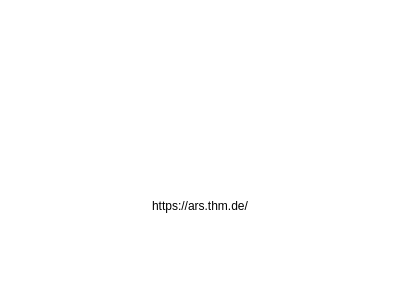
This is src/ui/qrcodewidget.ui in thm-projects/arsnova-overlay as Qt 5 draws it before an edit. The edited form follows.
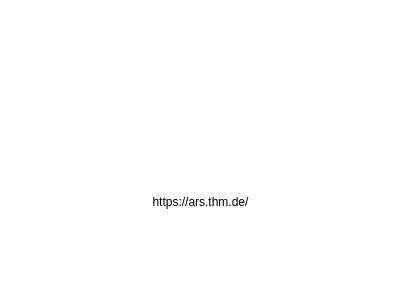
This is the edited form.

What changed in the file:
```diff
--- a/src/ui/qrcodewidget.ui
+++ b/src/ui/qrcodewidget.ui
@@ -19,12 +19,7 @@
 }</string>
   </property>
   <layout class="QGridLayout" name="gridLayout">
-   <property name="margin">
-    <number>0</number>
-   </property>
    <item row="0" column="0">
-    <layout class="QVBoxLayout" name="verticalLayout">
-     <item>
       <spacer name="verticalSpacer">
        <property name="orientation">
         <enum>Qt::Vertical</enum>
@@ -32,12 +27,12 @@
        <property name="sizeHint" stdset="0">
         <size>
          <width>20</width>
-         <height>40</height>
+       <height>74</height>
         </size>
        </property>
       </spacer>
      </item>
-     <item>
+   <item row="1" column="0">
       <layout class="QHBoxLayout" name="horizontalLayout">
        <item>
         <spacer name="horizontalSpacer">
@@ -74,7 +69,7 @@
        </item>
       </layout>
      </item>
-     <item>
+   <item row="2" column="0">
       <spacer name="verticalSpacer_2">
        <property name="orientation">
         <enum>Qt::Vertical</enum>
@@ -82,7 +77,22 @@
        <property name="sizeHint" stdset="0">
         <size>
          <width>20</width>
-         <height>40</height>
+       <height>75</height>
+      </size>
+     </property>
+    </spacer>
+   </item>
+   <item row="3" column="0" colspan="2">
+    <layout class="QHBoxLayout" name="horizontalLayout_2">
+     <item>
+      <spacer name="horizontalSpacer_3">
+       <property name="orientation">
+        <enum>Qt::Horizontal</enum>
+       </property>
+       <property name="sizeHint" stdset="0">
+        <size>
+         <width>40</width>
+         <height>20</height>
         </size>
        </property>
       </spacer>
@@ -101,6 +111,21 @@
       </widget>
      </item>
      <item>
+      <spacer name="horizontalSpacer_4">
+       <property name="orientation">
+        <enum>Qt::Horizontal</enum>
+       </property>
+       <property name="sizeHint" stdset="0">
+        <size>
+         <width>40</width>
+         <height>20</height>
+        </size>
+       </property>
+      </spacer>
+     </item>
+    </layout>
+   </item>
+   <item row="4" column="0">
       <spacer name="verticalSpacer_3">
        <property name="orientation">
         <enum>Qt::Vertical</enum>
@@ -108,12 +133,10 @@
        <property name="sizeHint" stdset="0">
         <size>
          <width>20</width>
-         <height>40</height>
+       <height>74</height>
         </size>
        </property>
       </spacer>
-     </item>
-    </layout>
    </item>
   </layout>
  </widget>
```
Lines whose indentation alone changed are shown as unchanged.
